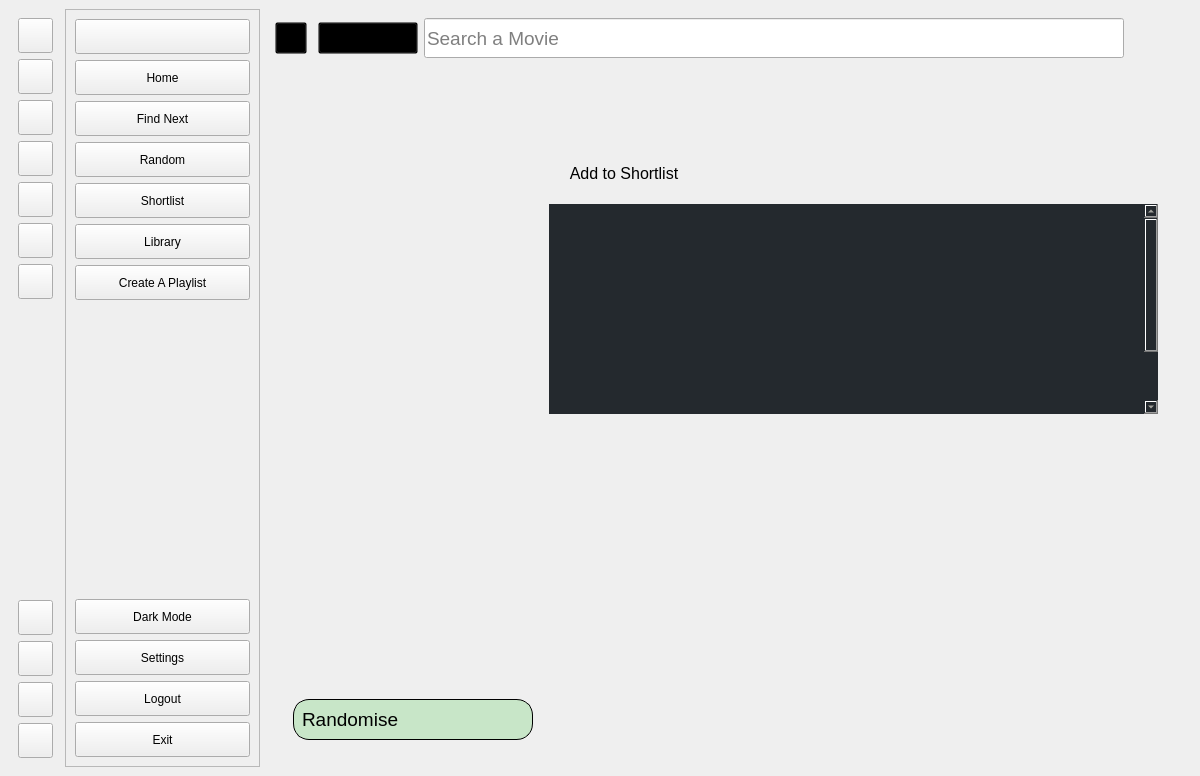
This is UI/ui_main.ui in lakshya076/Cinematch as Qt 5 draws it before an edit. The edited form follows.
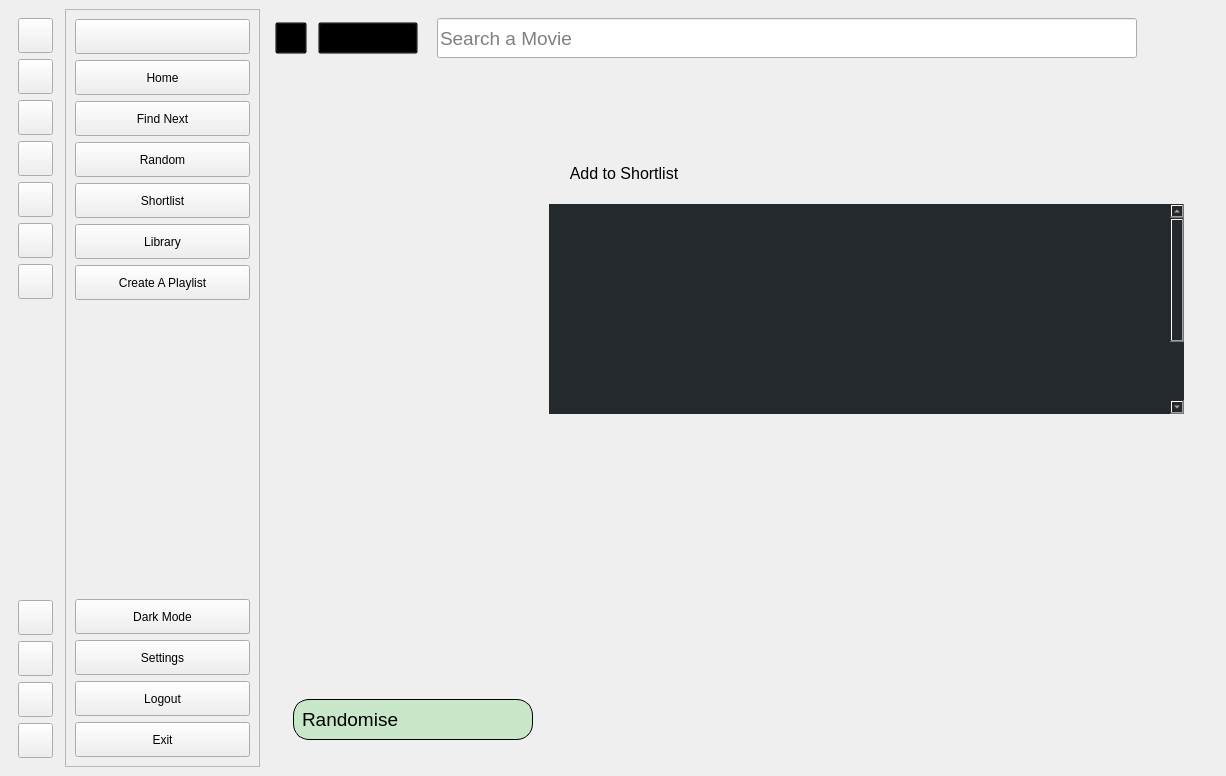
This is the edited form. The open tabs and pages were chosen to show the change. Icons and pictures are not drawn. Custom widgets are drawn as their Qt base class.

The edit to the form file:
```diff
--- a/UI/ui_main.ui
+++ b/UI/ui_main.ui
@@ -6,7 +6,7 @@
    <rect>
     <x>0</x>
     <y>0</y>
-    <width>1108</width>
+       <width>1226</width>
     <height>776</height>
    </rect>
   </property>
@@ -1840,31 +1840,33 @@
                  </property>
                  <property name="html">
                   <string>&lt;!DOCTYPE HTML PUBLIC &quot;-//W3C//DTD HTML 4.0//EN&quot; &quot;http://www.w3.org/TR/REC-html40/strict.dtd&quot;&gt;
-                   &lt;html&gt;&lt;head&gt;&lt;meta name=&quot;qrichtext&quot; content=&quot;1&quot; /&gt;&lt;style
-                   type=&quot;text/css&quot;&gt;
-                   p, li { white-space: pre-wrap; }
-                   &lt;/style&gt;&lt;/head&gt;&lt;body style=&quot; font-family:'MS Shell Dlg 2'; font-size:14pt;
-                   font-weight:400; font-style:normal;&quot;&gt;
-                   &lt;p style=&quot; margin-top:0px; margin-bottom:0px; margin-left:0px; margin-right:0px;
-                   -qt-block-indent:0; text-indent:0px;&quot;&gt; &lt;/p&gt;
-                   &lt;p style=&quot; margin-top:0px; margin-bottom:0px; margin-left:0px; margin-right:0px;
-                   -qt-block-indent:0; text-indent:0px;&quot;&gt; &lt;/p&gt;
-                   &lt;p style=&quot; margin-top:0px; margin-bottom:0px; margin-left:0px; margin-right:0px;
-                   -qt-block-indent:0; text-indent:0px;&quot;&gt; &lt;/p&gt;
-                   &lt;p style=&quot; margin-top:0px; margin-bottom:0px; margin-left:0px; margin-right:0px;
-                   -qt-block-indent:0; text-indent:0px;&quot;&gt; &lt;/p&gt;
-                   &lt;p style=&quot; margin-top:0px; margin-bottom:0px; margin-left:0px; margin-right:0px;
-                   -qt-block-indent:0; text-indent:0px;&quot;&gt; &lt;/p&gt;
-                   &lt;p style=&quot; margin-top:0px; margin-bottom:0px; margin-left:0px; margin-right:0px;
-                   -qt-block-indent:0; text-indent:0px;&quot;&gt; &lt;/p&gt;
-                   &lt;p style=&quot; margin-top:0px; margin-bottom:0px; margin-left:0px; margin-right:0px;
-                   -qt-block-indent:0; text-indent:0px;&quot;&gt; &lt;/p&gt;
-                   &lt;p style=&quot; margin-top:0px; margin-bottom:0px; margin-left:0px; margin-right:0px;
-                   -qt-block-indent:0; text-indent:0px;&quot;&gt; &lt;/p&gt;
-                   &lt;p style=&quot; margin-top:0px; margin-bottom:0px; margin-left:0px; margin-right:0px;
-                   -qt-block-indent:0; text-indent:0px;&quot;&gt; &lt;/p&gt;
-                   &lt;p style=&quot; margin-top:0px; margin-bottom:0px; margin-left:0px; margin-right:0px;
-                   -qt-block-indent:0; text-indent:0px;&quot;&gt; &lt;/p&gt;&lt;/body&gt;&lt;/html&gt;
+                      &lt;html&gt;&lt;head&gt;&lt;meta name=&quot;qrichtext&quot; content=&quot;1&quot; /&gt;&lt;style
+                      type=&quot;text/css&quot;&gt;
+                      p, li { white-space: pre-wrap; }
+                      &lt;/style&gt;&lt;/head&gt;&lt;body style=&quot; font-family:'MS Shell Dlg 2'; font-size:14pt;
+                      font-weight:400; font-style:normal;&quot;&gt;
+                      &lt;p style=&quot; margin-top:0px; margin-bottom:0px; margin-left:0px; margin-right:0px;
+                      -qt-block-indent:0; text-indent:0px;&quot;&gt; &lt;/p&gt;
+                      &lt;p style=&quot; margin-top:0px; margin-bottom:0px; margin-left:0px; margin-right:0px;
+                      -qt-block-indent:0; text-indent:0px;&quot;&gt; &lt;/p&gt;
+                      &lt;p style=&quot; margin-top:0px; margin-bottom:0px; margin-left:0px; margin-right:0px;
+                      -qt-block-indent:0; text-indent:0px;&quot;&gt; &lt;/p&gt;
+                      &lt;p style=&quot; margin-top:0px; margin-bottom:0px; margin-left:0px; margin-right:0px;
+                      -qt-block-indent:0; text-indent:0px;&quot;&gt; &lt;/p&gt;
+                      &lt;p style=&quot; margin-top:0px; margin-bottom:0px; margin-left:0px; margin-right:0px;
+                      -qt-block-indent:0; text-indent:0px;&quot;&gt; &lt;/p&gt;
+                      &lt;p style=&quot; margin-top:0px; margin-bottom:0px; margin-left:0px; margin-right:0px;
+                      -qt-block-indent:0; text-indent:0px;&quot;&gt; &lt;/p&gt;
+                      &lt;p style=&quot; margin-top:0px; margin-bottom:0px; margin-left:0px; margin-right:0px;
+                      -qt-block-indent:0; text-indent:0px;&quot;&gt; &lt;/p&gt;
+                      &lt;p style=&quot; margin-top:0px; margin-bottom:0px; margin-left:0px; margin-right:0px;
+                      -qt-block-indent:0; text-indent:0px;&quot;&gt; &lt;/p&gt;
+                      &lt;p style=&quot; margin-top:0px; margin-bottom:0px; margin-left:0px; margin-right:0px;
+                      -qt-block-indent:0; text-indent:0px;&quot;&gt; &lt;/p&gt;
+                      &lt;p style=&quot; margin-top:0px; margin-bottom:0px; margin-left:0px; margin-right:0px;
+                      -qt-block-indent:0; text-indent:0px;&quot;&gt; &lt;/p&gt;
+                      &lt;p style=&quot; margin-top:0px; margin-bottom:0px; margin-left:0px; margin-right:0px;
+                      -qt-block-indent:0; text-indent:0px;&quot;&gt; &lt;/p&gt;&lt;/body&gt;&lt;/html&gt;
                   </string>
                  </property>
                 </widget>
```
Left out of the diff: 159 changed lines with no effect on the pictures. Lines whose indentation alone changed are shown as unchanged.
